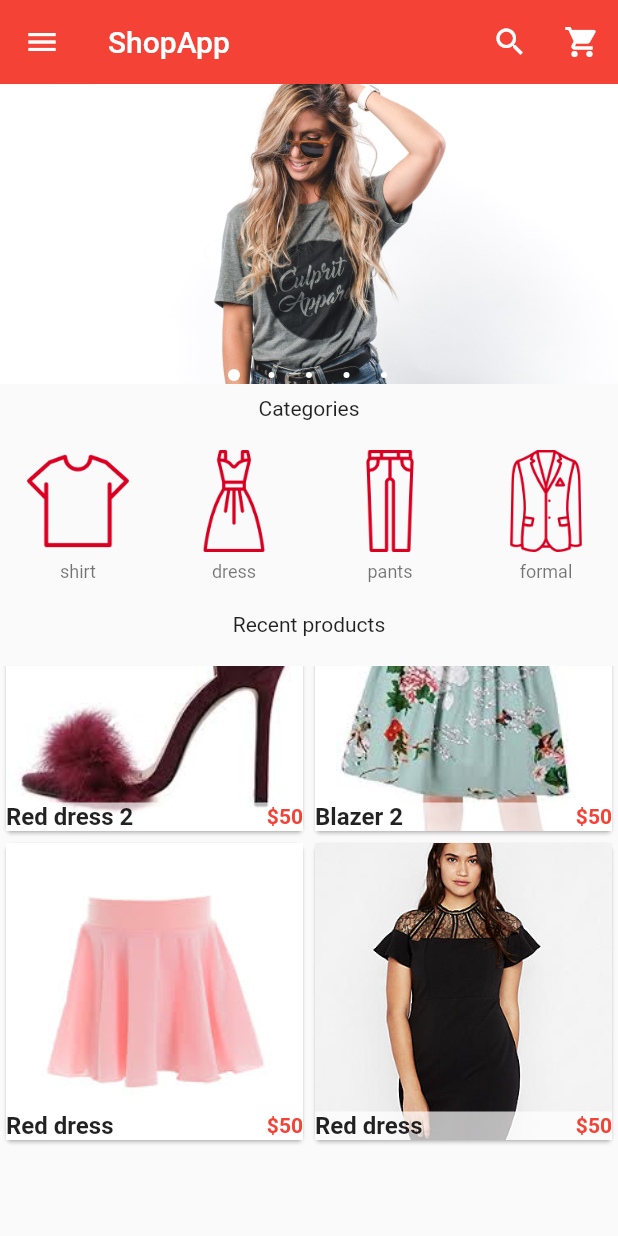
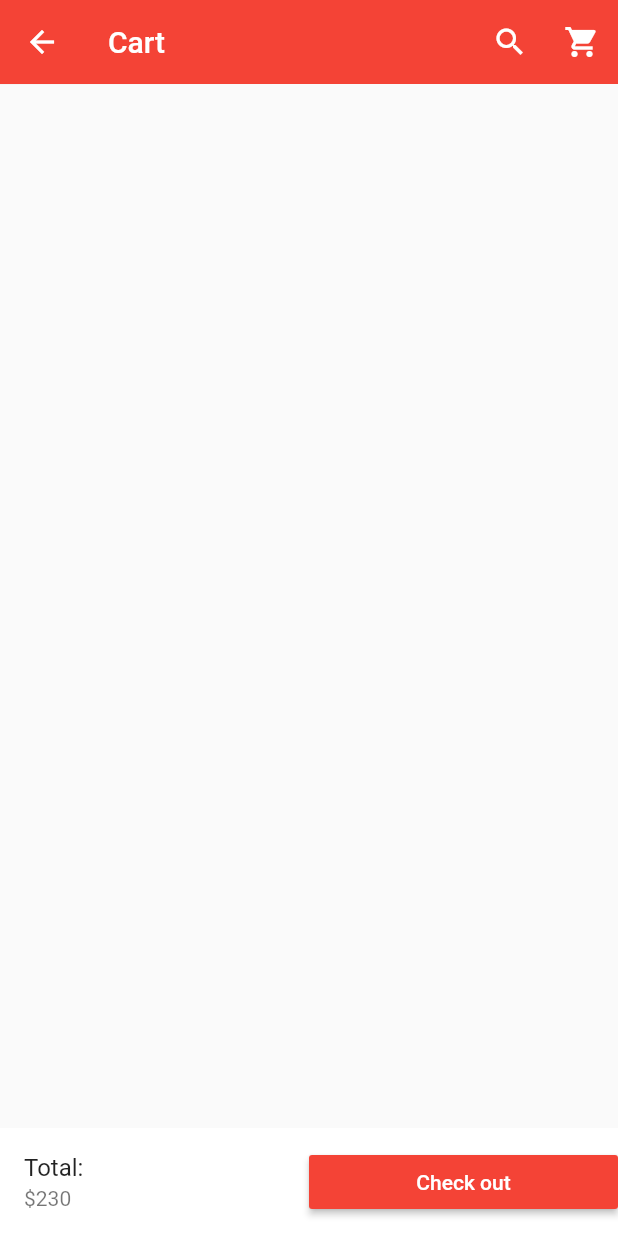
Before and after one commit to tianna1121/flutter_ecom_fashingshop, a Flutter app: the screen it shows after launch, scrolled down 298 dp, after a tap on the "shopping cart" icon, on a phone screen of 412 x 824 dp. Run offline on Flutter 3.47's test engine with Material 2 defaults, Android fonts, the light colour scheme and no system bars; drawn by our look-alikes of carousel_pro.

Commit message:
add cart page with bottomNavigationBar widget

```diff
--- a/lib/main.dart
+++ b/lib/main.dart
@@ -5,6 +5,7 @@ import 'package:carousel_pro/carousel_pro.dart';
 // * My own imports
 import 'components/horizontal_listview.dart';
 import 'components/products.dart';
+import 'pages/cart.dart';
 
 void main() => runApp(MyApp());
 
@@ -55,7 +56,10 @@ class _HomePageState extends State<HomePage> {
           ),
           IconButton(
             icon: Icon(Icons.shopping_cart, color: Colors.white),
-            onPressed: () {},
+            onPressed: () {
+              Navigator.push(
+                  context, MaterialPageRoute(builder: (context) => Cart()));
+            },
           ),
         ],
       ),
@@ -103,7 +107,10 @@ class _HomePageState extends State<HomePage> {
             ),
 
             InkWell(
-              onTap: () {},
+              onTap: () {
+                Navigator.push(
+                    context, MaterialPageRoute(builder: (context) => Cart()));
+              },
               child: ListTile(
                 title: Text('Shopping cart'),
                 leading: Icon(
--- /dev/null
+++ b/lib/pages/cart.dart
@@ -0,0 +1,60 @@
+import 'package:flutter/material.dart';
+
+import '../main.dart';
+
+class Cart extends StatefulWidget {
+  @override
+  _CartState createState() => _CartState();
+}
+
+class _CartState extends State<Cart> {
+  @override
+  Widget build(BuildContext context) {
+    return Scaffold(
+      appBar: AppBar(
+        elevation: 0.1,
+        backgroundColor: Colors.red,
+        title: InkWell(
+          child: Text('Cart'),
+          onTap: () {
+            Navigator.of(context)
+                .push(MaterialPageRoute(builder: (context) => HomePage()));
+          },
+        ),
+        actions: <Widget>[
+          IconButton(
+            icon: Icon(Icons.search, color: Colors.white),
+            onPressed: () {},
+          ),
+          IconButton(
+            icon: Icon(Icons.shopping_cart, color: Colors.white),
+            onPressed: () {},
+          ),
+        ],
+      ),
+      bottomNavigationBar: Container(
+        color: Colors.white,
+        child: Row(
+          children: <Widget>[
+            Expanded(
+              child: ListTile(
+                title: Text('Total:'),
+                subtitle: Text('\$${230}'),
+              ),
+            ),
+            Expanded(
+              child: MaterialButton(
+                onPressed: () {},
+                child: Text(
+                  'Check out',
+                  style: TextStyle(color: Colors.white),
+                ),
+                color: Colors.red,
+              ),
+            ),
+          ],
+        ),
+      ),
+    );
+  }
+}
```
